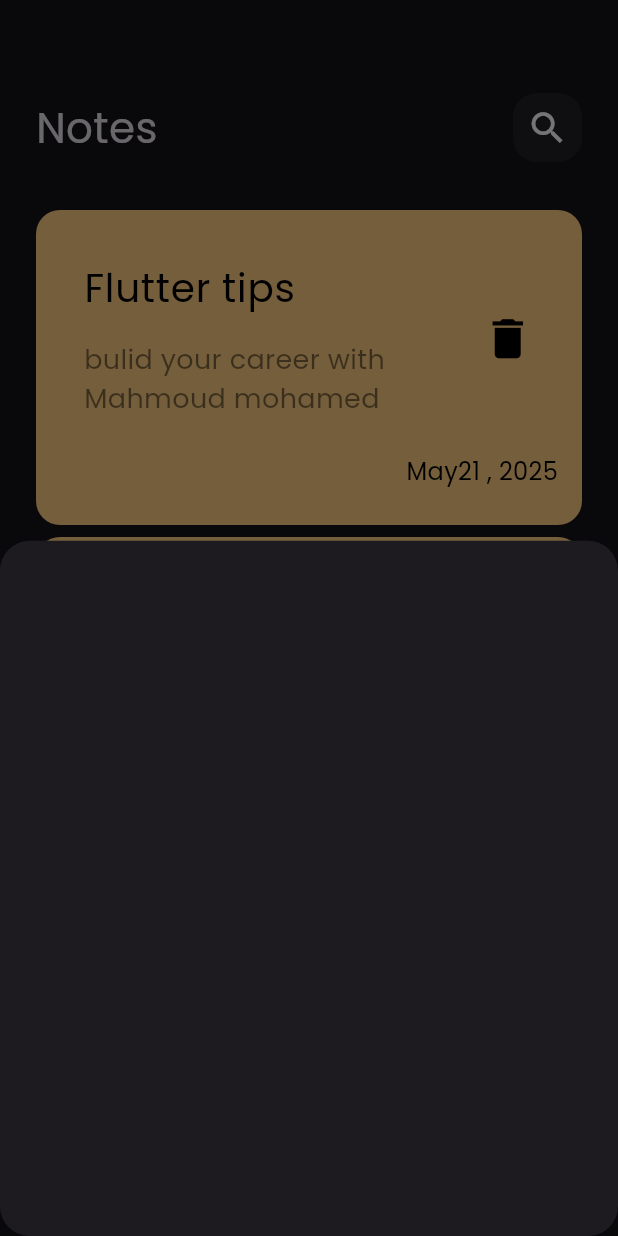
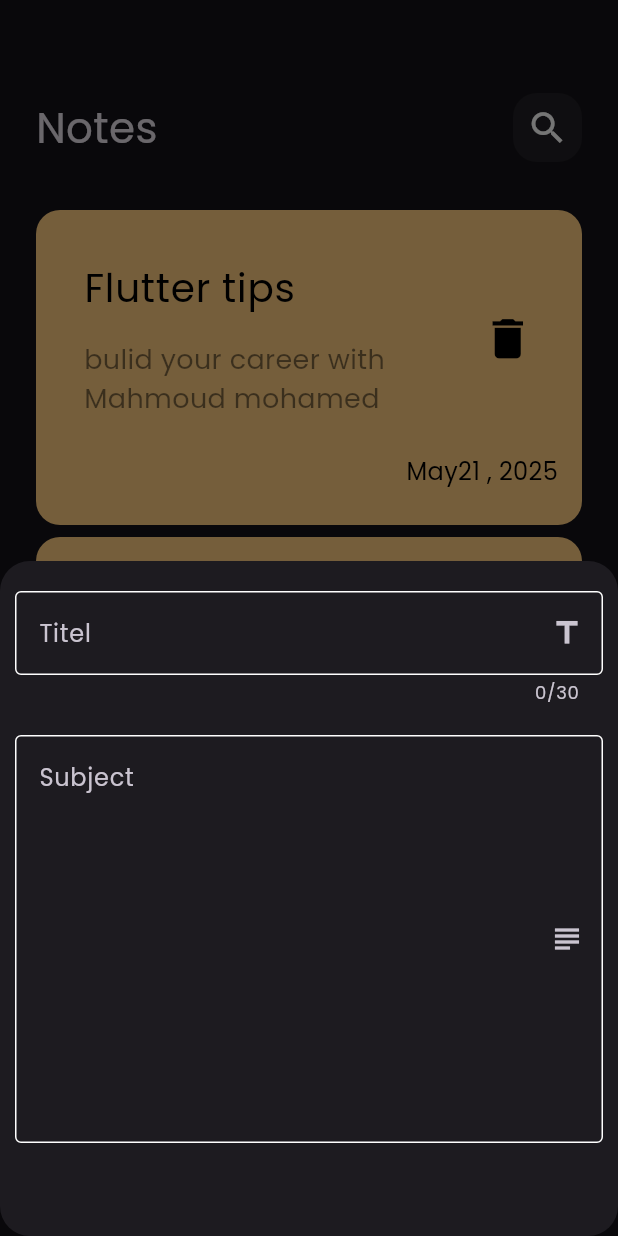
Before and after one commit to Zahroob/NOTES_APP, a Flutter app: the screen it shows after launch, after a tap on the "add" icon, on a phone screen of 412 x 824 dp. Run offline on Flutter 3.47's test engine with Material 3 defaults, Android fonts, the phone set to English and light mode, and no system bars.

Commit message:
add filed botoom shet notes

```diff
--- a/lib/Widgets/add_note_bottom_sheet.dart
+++ b/lib/Widgets/add_note_bottom_sheet.dart
@@ -1,11 +1,27 @@
-
 import 'package:flutter/material.dart';
+import 'package:notes_app/Widgets/custom_text_fild.dart';
 
 class AddNoteBottomSheet extends StatelessWidget {
   const AddNoteBottomSheet({super.key});
 
   @override
   Widget build(BuildContext context) {
-    return  Container();
+    return Container(
+      height: 450,
+      child: Column(
+        children: [
+          CustomTextFormField(
+            maxLength: 30,
+            hintText: 'Titel',
+            suffixIcon: const Icon(Icons.title),
+          ),
+          CustomTextFormField(
+            maxLines: 10,
+            hintText: 'Subject',
+            suffixIcon: const Icon(Icons.subject),
+          ),
+        ],
+      ),
+    );
   }
 }
--- /dev/null
+++ b/lib/Widgets/custom_text_fild.dart
@@ -0,0 +1,41 @@
+import 'package:flutter/material.dart';
+
+class CustomTextFormField extends StatelessWidget {
+  CustomTextFormField(
+      {super.key,
+      this.hintText,
+      this.suffixIcon,
+      this.maxLength,
+      this.maxLines});
+  String? hintText;
+  Icon? suffixIcon;
+  // int? height;
+  // int? width;
+  int? maxLength;
+  int? maxLines;
+
+  @override
+  Widget build(BuildContext context) {
+    return Padding(
+      padding: const EdgeInsets.only(top: 20, left: 10, right: 10),
+      child: TextFormField(
+        maxLines: maxLines,
+        maxLength: maxLength,
+        decoration: InputDecoration(
+          hintText: hintText,
+          suffixIcon: suffixIcon,
+          enabledBorder: const OutlineInputBorder(
+            borderSide: BorderSide(
+              color: Colors.white,
+            ),
+          ),
+          border: const OutlineInputBorder(
+            borderSide: BorderSide(
+              color: Colors.white,
+            ),
+          ),
+        ),
+      ),
+    );
+  }
+}
--- a/lib/main.dart
+++ b/lib/main.dart
@@ -19,7 +19,6 @@ class NotsApp extends StatelessWidget {
         // Loginpage.id: (context) => Loginpage(),
       },
       debugShowCheckedModeBanner: false,
-
       home: const NotesView(),
     );
   }
```
